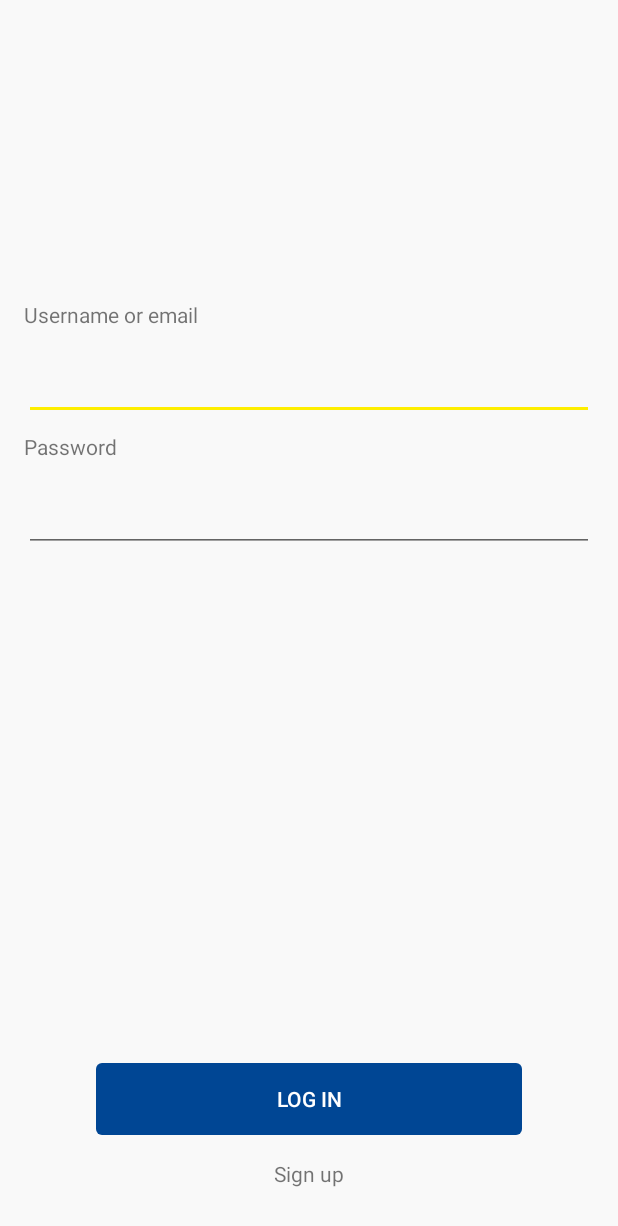
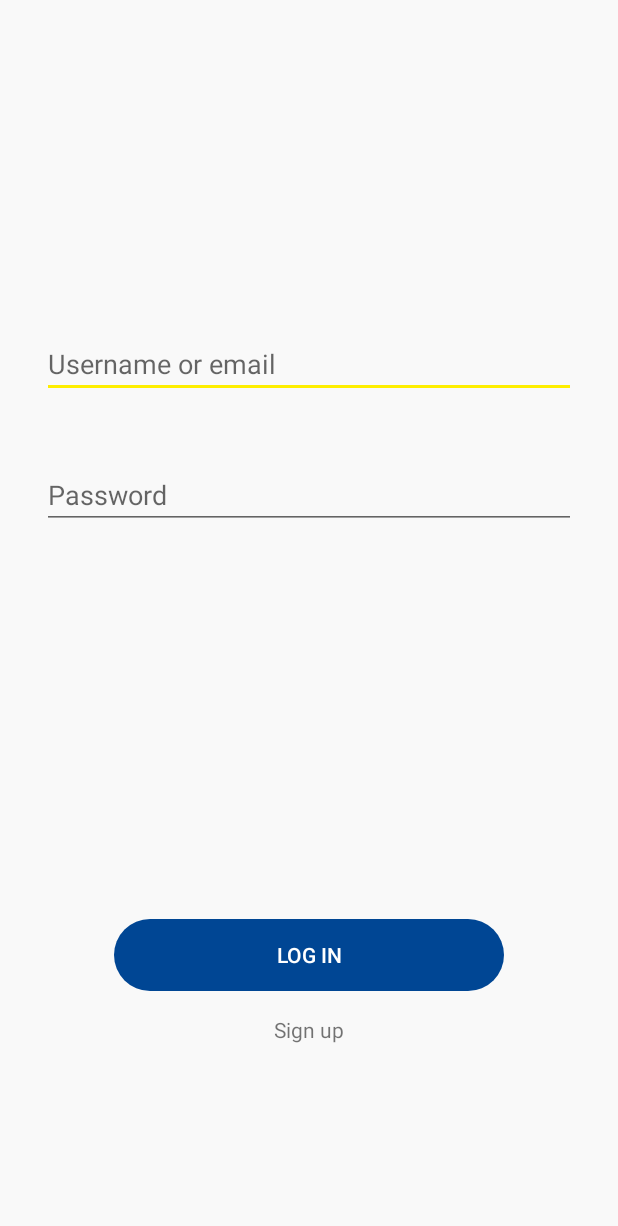
Before and after one commit to santiagorugnitz/StudyUp, an Android app: the screen it shows after launch (LoginActivity), on a phone screen of 412 x 824 dp. Shown: the top 1226 px of the screen. Run offline under Robolectric (Android 15) with nearby library versions, the phone set to English and light mode, and no system bars; our stand-ins replace Room's generated code.

Commit message:
login flow ready

```diff
--- a/Study-Up/app/src/main/AndroidManifest.xml
+++ b/Study-Up/app/src/main/AndroidManifest.xml
@@ -19,6 +19,9 @@
                 <category android:name="android.intent.category.LAUNCHER" />
             </intent-filter>
         </activity>
+
+        <activity android:name=".home.HomeActivity"
+            android:screenOrientation="portrait"/>
     </application>
 
 </manifest>
--- a/Study-Up/app/src/main/java/com/ort/studyup/login/LoginFragment.kt
+++ b/Study-Up/app/src/main/java/com/ort/studyup/login/LoginFragment.kt
@@ -6,6 +6,8 @@ import android.text.method.PasswordTransformationMethod
 import android.view.LayoutInflater
 import android.view.View
 import android.view.ViewGroup
+import androidx.lifecycle.Observer
+import androidx.navigation.fragment.findNavController
 import com.ort.studyup.R
 import com.ort.studyup.common.ui.BaseFragment
 import kotlinx.android.synthetic.main.fragment_login.*
@@ -27,15 +29,12 @@ class LoginFragment : BaseFragment() {
     }
 
     private fun initUI() {
-        username.title.text = getString(R.string.username_or_mail)
-        password.title.text = getString(R.string.password)
-        password.textInputEditText.inputType = InputType.TYPE_TEXT_VARIATION_PASSWORD
-        password.textInputEditText.transformationMethod = PasswordTransformationMethod.getInstance()
         logInButton.setOnClickListener {
-            viewModel.login(username.textInputEditText.text.toString(), password.textInputEditText.text.toString()).observe(
+            viewModel.login(emailInput.text.toString(), passwordInput.text.toString()).observe(
                 viewLifecycleOwner, {
                     if (it) {
-                        //TODO: navigate to home
+                        requireActivity().finish()
+                        findNavController().navigate(R.id.action_loginFragment_to_homeActivity)
                     }
                 }
             )
--- a/Study-Up/app/src/main/res/drawable/button_background.xml
+++ b/Study-Up/app/src/main/res/drawable/button_background.xml
@@ -3,21 +3,21 @@
     <item android:state_enabled="true" android:state_pressed="false" android:state_selected="false">
         <shape android:shape="rectangle">
             <solid android:color="@color/colorPrimary" />
-            <corners android:radius="4dp" />
+            <corners android:radius="40dp" />
         </shape>
     </item>
 
     <item android:state_pressed="true" android:state_selected="false">
         <shape android:shape="rectangle">
             <solid android:color="@color/colorPrimaryDark" />
-            <corners android:radius="4dp" />
+            <corners android:radius="40dp" />
         </shape>
     </item>
 
     <item android:state_enabled="false" android:state_pressed="false" android:state_selected="false">
         <shape android:shape="rectangle">
             <solid android:color="@color/disabled" />
-            <corners android:radius="4dp" />
+            <corners android:radius="40dp" />
         </shape>
     </item>
 
--- a/Study-Up/app/src/main/res/layout/activity_login.xml
+++ b/Study-Up/app/src/main/res/layout/activity_login.xml
@@ -11,10 +11,9 @@
         android:layout_height="match_parent"
         app:defaultNavHost="true"
         app:layout_constraintBottom_toBottomOf="parent"
-        app:layout_constraintHorizontal_bias="0.0"
-        app:layout_constraintLeft_toLeftOf="parent"
-        app:layout_constraintRight_toRightOf="parent"
-        app:layout_constraintVertical_bias="0.0"
+        app:layout_constraintStart_toStartOf="parent"
+        app:layout_constraintEnd_toEndOf="parent"
+        app:layout_constraintTop_toTopOf="parent"
         app:navGraph="@navigation/login_nav" />
 
 </androidx.constraintlayout.widget.ConstraintLayout>
--- a/Study-Up/app/src/main/res/layout/fragment_login.xml
+++ b/Study-Up/app/src/main/res/layout/fragment_login.xml
@@ -4,49 +4,53 @@
     xmlns:tools="http://schemas.android.com/tools"
     android:layout_width="match_parent"
     android:layout_height="match_parent"
-    android:paddingHorizontal="16dp">
+    android:paddingHorizontal="28dp">
 
-    <include
-        android:id="@+id/username"
-        layout="@layout/item_text_input"
+    <EditText
+        android:id="@+id/emailInput"
         android:layout_width="match_parent"
         android:layout_height="wrap_content"
-        android:layout_marginTop="200dp"
+        android:layout_marginTop="220dp"
+        android:hint="@string/username_or_mail"
+        android:inputType="textEmailAddress"
+        app:layout_constraintEnd_toEndOf="parent"
         app:layout_constraintStart_toStartOf="parent"
         app:layout_constraintTop_toTopOf="parent" />
 
-    <include
-        android:layout_marginTop="8dp"
-        android:id="@+id/password"
-        android:layout_width="match_parent"
+    <EditText
+        android:id="@+id/passwordInput"
+        android:layout_width="0dp"
         android:layout_height="wrap_content"
-        app:layout_constraintTop_toBottomOf="@id/username"
-        layout="@layout/item_text_input"/>
+        android:layout_marginTop="42dp"
+        android:ellipsize="start"
+        android:hint="@string/password"
+        android:inputType="textPassword"
+        app:layout_constraintEnd_toEndOf="parent"
+        app:layout_constraintStart_toStartOf="parent"
+        app:layout_constraintTop_toBottomOf="@+id/emailInput" />
 
     <androidx.appcompat.widget.AppCompatButton
         android:id="@+id/logInButton"
         style="@style/BaseButton"
         android:layout_width="0dp"
         android:layout_height="wrap_content"
+        android:layout_marginHorizontal="48dp"
+        android:layout_marginBottom="16dp"
         android:background="@drawable/button_background"
-        android:layout_marginHorizontal="48dp"
         android:text="@string/log_in"
         app:layout_constraintBottom_toTopOf="@+id/signUp"
         app:layout_constraintEnd_toEndOf="parent"
-        android:layout_marginBottom="16dp"
         app:layout_constraintStart_toStartOf="parent" />
 
     <TextView
         android:id="@+id/signUp"
         android:layout_width="wrap_content"
         android:layout_height="wrap_content"
-        android:layout_marginBottom="32dp"
+        android:layout_marginBottom="128dp"
         android:text="@string/sign_up"
+        app:layout_constraintBottom_toBottomOf="parent"
         app:layout_constraintEnd_toEndOf="parent"
-        app:layout_constraintStart_toStartOf="parent"
-        app:layout_constraintBottom_toBottomOf="parent"
-        />
-
+        app:layout_constraintStart_toStartOf="parent" />
 
 
 </androidx.constraintlayout.widget.ConstraintLayout>
--- a/Study-Up/app/src/main/res/navigation/login_nav.xml
+++ b/Study-Up/app/src/main/res/navigation/login_nav.xml
@@ -5,5 +5,13 @@
     <fragment
         android:id="@+id/loginFragment"
         android:name="com.ort.studyup.login.LoginFragment"
-        android:label="LoginFragment" />
+        android:label="LoginFragment" >
+        <action
+            android:id="@+id/action_loginFragment_to_homeActivity"
+            app:destination="@id/homeActivity" />
+    </fragment>
+    <activity
+        android:id="@+id/homeActivity"
+        android:name="com.ort.studyup.home.HomeActivity"
+        android:label="HomeActivity" />
 </navigation>
--- a/Study-Up/app/src/main/res/values/strings.xml
+++ b/Study-Up/app/src/main/res/values/strings.xml
@@ -7,4 +7,6 @@
     <string name="password_error">Password must have at least 6 characters</string>
     <string name="user_empty">User must not be empty</string>
     <string name="generic_error">Something happened</string>
+    <string name="decks">Decks</string>
+    <string name="email">Email</string>
 </resources>
```
Also changed, not shown: Study-Up/app/src/main/java/com/ort/studyup/home/HomeActivity.kt (added, +14 -0 lines), Study-Up/app/src/main/res/layout/activity_home.xml (added, +28 -0 lines), Study-Up/app/src/main/res/menu/student_bottom_nav.xml (added, +7 -0 lines).
